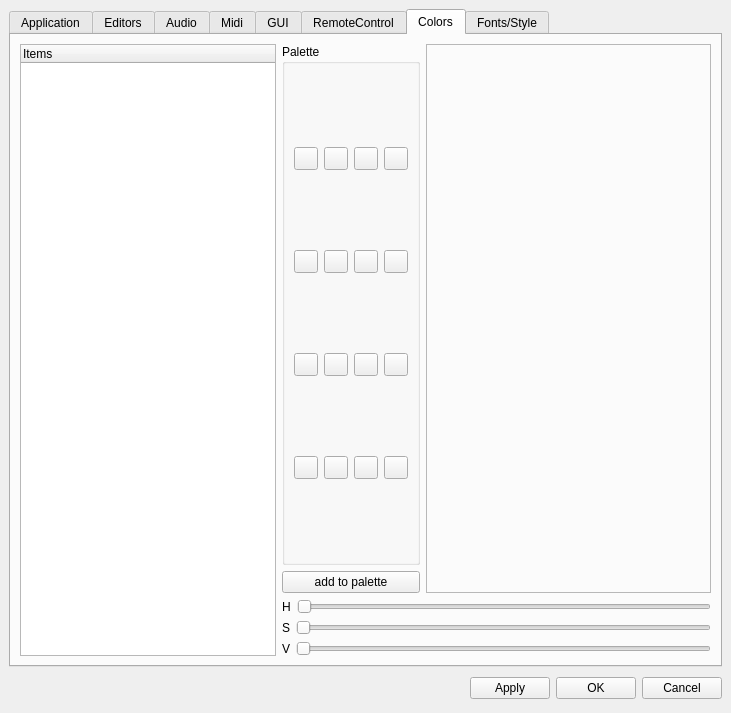
emrum/muse, file muse/muse/preferences.ui: the form before one commit.
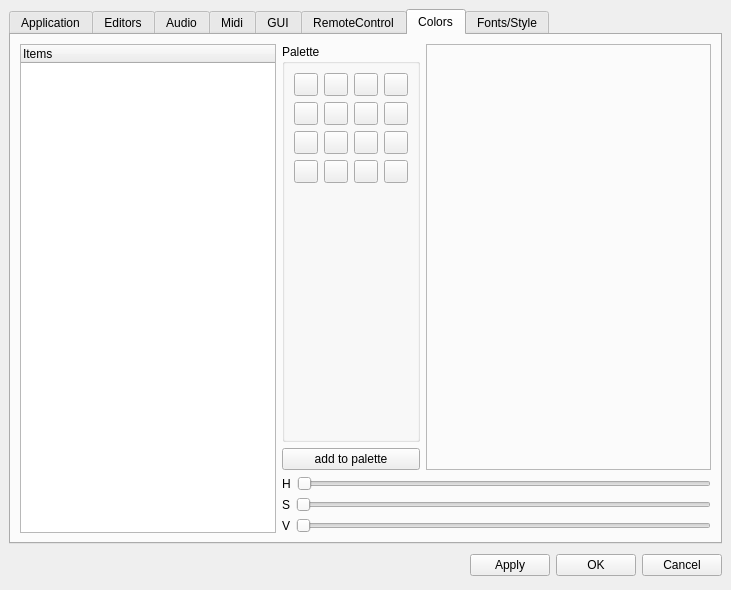
The form after the commit. The open tabs and pages were chosen to show the change. Custom widgets are drawn as their Qt base class.

Patch:
```diff
--- a/muse/muse/preferences.ui
+++ b/muse/muse/preferences.ui
@@ -9,7 +9,7 @@
     <x>0</x>
     <y>0</y>
     <width>731</width>
-    <height>713</height>
+    <height>590</height>
    </rect>
   </property>
   <property name="windowTitle" >
@@ -1432,91 +1432,6 @@
        <property name="spacing" >
         <number>6</number>
        </property>
-       <item row="3" column="1" colspan="2" >
-        <layout class="QHBoxLayout" >
-         <property name="margin" >
-          <number>0</number>
-         </property>
-         <property name="spacing" >
-          <number>6</number>
-         </property>
-         <item>
-          <widget class="QLabel" name="textLabel5_2" >
-           <property name="text" >
-            <string>S</string>
-           </property>
-           <property name="alignment" >
-            <set>Qt::AlignCenter</set>
-           </property>
-          </widget>
-         </item>
-         <item>
-          <widget class="QSlider" name="sslider" >
-           <property name="maximum" >
-            <number>255</number>
-           </property>
-           <property name="orientation" >
-            <enum>Qt::Horizontal</enum>
-           </property>
-          </widget>
-         </item>
-        </layout>
-       </item>
-       <item row="2" column="1" colspan="2" >
-        <layout class="QHBoxLayout" >
-         <property name="margin" >
-          <number>0</number>
-         </property>
-         <property name="spacing" >
-          <number>6</number>
-         </property>
-         <item>
-          <widget class="QLabel" name="textLabel4_2" >
-           <property name="text" >
-            <string>H</string>
-           </property>
-           <property name="alignment" >
-            <set>Qt::AlignCenter</set>
-           </property>
-          </widget>
-         </item>
-         <item>
-          <widget class="QSlider" name="hslider" >
-           <property name="maximum" >
-            <number>255</number>
-           </property>
-           <property name="orientation" >
-            <enum>Qt::Horizontal</enum>
-           </property>
-          </widget>
-         </item>
-        </layout>
-       </item>
-       <item rowspan="2" row="0" column="2" >
-        <widget class="QFrame" name="colorframe" >
-         <property name="sizePolicy" >
-          <sizepolicy>
-           <hsizetype>7</hsizetype>
-           <vsizetype>7</vsizetype>
-           <horstretch>0</horstretch>
-           <verstretch>0</verstretch>
-          </sizepolicy>
-         </property>
-         <property name="frameShape" >
-          <enum>QFrame::StyledPanel</enum>
-         </property>
-         <property name="frameShadow" >
-          <enum>QFrame::Sunken</enum>
-         </property>
-        </widget>
-       </item>
-       <item row="1" column="1" >
-        <widget class="QPushButton" name="addToPalette" >
-         <property name="text" >
-          <string>add to palette</string>
-         </property>
-        </widget>
-       </item>
        <item row="0" column="1" >
         <widget class="QGroupBox" name="colorPalette" >
          <property name="focusPolicy" >
@@ -1532,155 +1447,18 @@
           <property name="spacing" >
            <number>6</number>
           </property>
-          <item row="3" column="3" >
-           <widget class="QToolButton" name="palette15" >
-            <property name="text" >
-             <string/>
+          <item row="4" column="0" >
+           <spacer>
+            <property name="orientation" >
+             <enum>Qt::Vertical</enum>
             </property>
-            <property name="checkable" >
-             <bool>true</bool>
+            <property name="sizeHint" >
+             <size>
+              <width>20</width>
+              <height>40</height>
+             </size>
             </property>
-           </widget>
-          </item>
-          <item row="3" column="2" >
-           <widget class="QToolButton" name="palette14" >
-            <property name="text" >
-             <string/>
-            </property>
-            <property name="checkable" >
-             <bool>true</bool>
-            </property>
-           </widget>
-          </item>
-          <item row="2" column="3" >
-           <widget class="QToolButton" name="palette11" >
-            <property name="text" >
-             <string/>
-            </property>
-            <property name="checkable" >
-             <bool>true</bool>
-            </property>
-           </widget>
-          </item>
-          <item row="2" column="2" >
-           <widget class="QToolButton" name="palette10" >
-            <property name="text" >
-             <string/>
-            </property>
-            <property name="checkable" >
-             <bool>true</bool>
-            </property>
-           </widget>
-          </item>
-          <item row="1" column="3" >
-           <widget class="QToolButton" name="palette7" >
-            <property name="text" >
-             <string/>
-            </property>
-            <property name="checkable" >
-             <bool>true</bool>
-            </property>
-           </widget>
-          </item>
-          <item row="1" column="2" >
-           <widget class="QToolButton" name="palette6" >
-            <property name="text" >
-             <string/>
-            </property>
-            <property name="checkable" >
-             <bool>true</bool>
-            </property>
-           </widget>
-          </item>
-          <item row="3" column="1" >
-           <widget class="QToolButton" name="palette13" >
-            <property name="text" >
-             <string/>
-            </property>
-            <property name="checkable" >
-             <bool>true</bool>
-            </property>
-           </widget>
-          </item>
-          <item row="2" column="1" >
-           <widget class="QToolButton" name="palette9" >
-            <property name="text" >
-             <string/>
-            </property>
-            <property name="checkable" >
-             <bool>true</bool>
-            </property>
-           </widget>
-          </item>
-          <item row="1" column="1" >
-           <widget class="QToolButton" name="palette5" >
-            <property name="text" >
-             <string/>
-            </property>
-            <property name="checkable" >
-             <bool>true</bool>
-            </property>
-           </widget>
-          </item>
-          <item row="3" column="0" >
-           <widget class="QToolButton" name="palette12" >
-            <property name="text" >
-             <string/>
-            </property>
-            <property name="checkable" >
-             <bool>true</bool>
-            </property>
-           </widget>
-          </item>
-          <item row="2" column="0" >
-           <widget class="QToolButton" name="palette8" >
-            <property name="text" >
-             <string/>
-            </property>
-            <property name="checkable" >
-             <bool>true</bool>
-            </property>
-           </widget>
-          </item>
-          <item row="1" column="0" >
-           <widget class="QToolButton" name="palette4" >
-            <property name="text" >
-             <string/>
-            </property>
-            <property name="checkable" >
-             <bool>true</bool>
-            </property>
-           </widget>
-          </item>
-          <item row="0" column="3" >
-           <widget class="QToolButton" name="palette3" >
-            <property name="text" >
-             <string/>
-            </property>
-            <property name="checkable" >
-             <bool>true</bool>
-            </property>
-           </widget>
-          </item>
-          <item row="0" column="2" >
-           <widget class="QToolButton" name="palette2" >
-            <property name="text" >
-             <string/>
-            </property>
-            <property name="checkable" >
-             <bool>true</bool>
-            </property>
-           </widget>
-          </item>
-          <item row="0" column="1" >
-           <widget class="QToolButton" name="palette1" >
-            <property name="text" >
-             <string/>
-            </property>
-            <property name="checkable" >
-             <bool>true</bool>
-            </property>
-           </widget>
+           </spacer>
           </item>
           <item row="0" column="0" >
            <widget class="QToolButton" name="palette0" >
@@ -1692,9 +1470,189 @@
             </property>
            </widget>
           </item>
+          <item row="0" column="1" >
+           <widget class="QToolButton" name="palette1" >
+            <property name="text" >
+             <string/>
+            </property>
+            <property name="checkable" >
+             <bool>true</bool>
+            </property>
+           </widget>
+          </item>
+          <item row="0" column="2" >
+           <widget class="QToolButton" name="palette2" >
+            <property name="text" >
+             <string/>
+            </property>
+            <property name="checkable" >
+             <bool>true</bool>
+            </property>
+           </widget>
+          </item>
+          <item row="0" column="3" >
+           <widget class="QToolButton" name="palette3" >
+            <property name="text" >
+             <string/>
+            </property>
+            <property name="checkable" >
+             <bool>true</bool>
+            </property>
+           </widget>
+          </item>
+          <item row="1" column="0" >
+           <widget class="QToolButton" name="palette4" >
+            <property name="text" >
+             <string/>
+            </property>
+            <property name="checkable" >
+             <bool>true</bool>
+            </property>
+           </widget>
+          </item>
+          <item row="2" column="0" >
+           <widget class="QToolButton" name="palette8" >
+            <property name="text" >
+             <string/>
+            </property>
+            <property name="checkable" >
+             <bool>true</bool>
+            </property>
+           </widget>
+          </item>
+          <item row="3" column="0" >
+           <widget class="QToolButton" name="palette12" >
+            <property name="text" >
+             <string/>
+            </property>
+            <property name="checkable" >
+             <bool>true</bool>
+            </property>
+           </widget>
+          </item>
+          <item row="1" column="1" >
+           <widget class="QToolButton" name="palette5" >
+            <property name="text" >
+             <string/>
+            </property>
+            <property name="checkable" >
+             <bool>true</bool>
+            </property>
+           </widget>
+          </item>
+          <item row="2" column="1" >
+           <widget class="QToolButton" name="palette9" >
+            <property name="text" >
+             <string/>
+            </property>
+            <property name="checkable" >
+             <bool>true</bool>
+            </property>
+           </widget>
+          </item>
+          <item row="3" column="1" >
+           <widget class="QToolButton" name="palette13" >
+            <property name="text" >
+             <string/>
+            </property>
+            <property name="checkable" >
+             <bool>true</bool>
+            </property>
+           </widget>
+          </item>
+          <item row="1" column="2" >
+           <widget class="QToolButton" name="palette6" >
+            <property name="text" >
+             <string/>
+            </property>
+            <property name="checkable" >
+             <bool>true</bool>
+            </property>
+           </widget>
+          </item>
+          <item row="1" column="3" >
+           <widget class="QToolButton" name="palette7" >
+            <property name="text" >
+             <string/>
+            </property>
+            <property name="checkable" >
+             <bool>true</bool>
+            </property>
+           </widget>
+          </item>
+          <item row="2" column="2" >
+           <widget class="QToolButton" name="palette10" >
+            <property name="text" >
+             <string/>
+            </property>
+            <property name="checkable" >
+             <bool>true</bool>
+            </property>
+           </widget>
+          </item>
+          <item row="2" column="3" >
+           <widget class="QToolButton" name="palette11" >
+            <property name="text" >
+             <string/>
+            </property>
+            <property name="checkable" >
+             <bool>true</bool>
+            </property>
+           </widget>
+          </item>
+          <item row="3" column="2" >
+           <widget class="QToolButton" name="palette14" >
+            <property name="text" >
+             <string/>
+            </property>
+            <property name="checkable" >
+             <bool>true</bool>
+            </property>
+           </widget>
+          </item>
+          <item row="3" column="3" >
+           <widget class="QToolButton" name="palette15" >
+            <property name="text" >
+             <string/>
+            </property>
+            <property name="checkable" >
+             <bool>true</bool>
+            </property>
+           </widget>
+          </item>
          </layout>
         </widget>
        </item>
+       <item row="4" column="1" colspan="2" >
+        <layout class="QHBoxLayout" >
+         <property name="margin" >
+          <number>0</number>
+         </property>
+         <property name="spacing" >
+          <number>6</number>
+         </property>
+         <item>
+          <widget class="QLabel" name="textLabel6_2" >
+           <property name="text" >
+            <string>V</string>
+           </property>
+           <property name="alignment" >
+            <set>Qt::AlignCenter</set>
+           </property>
+          </widget>
+         </item>
+         <item>
+          <widget class="QSlider" name="vslider" >
+           <property name="maximum" >
+            <number>255</number>
+           </property>
+           <property name="orientation" >
+            <enum>Qt::Horizontal</enum>
+           </property>
+          </widget>
+         </item>
+        </layout>
+       </item>
        <item rowspan="5" row="0" column="0" >
         <widget class="QTreeWidget" name="itemList" >
          <property name="sizePolicy" >
@@ -1715,7 +1673,32 @@
          </column>
         </widget>
        </item>
-       <item row="4" column="1" colspan="2" >
+       <item row="1" column="1" >
+        <widget class="QPushButton" name="addToPalette" >
+         <property name="text" >
+          <string>add to palette</string>
+         </property>
+        </widget>
+       </item>
+       <item rowspan="2" row="0" column="2" >
+        <widget class="QFrame" name="colorframe" >
+         <property name="sizePolicy" >
+          <sizepolicy>
+           <hsizetype>7</hsizetype>
+           <vsizetype>7</vsizetype>
+           <horstretch>0</horstretch>
+           <verstretch>0</verstretch>
+          </sizepolicy>
+         </property>
+         <property name="frameShape" >
+          <enum>QFrame::StyledPanel</enum>
+         </property>
+         <property name="frameShadow" >
+          <enum>QFrame::Sunken</enum>
+         </property>
+        </widget>
+       </item>
+       <item row="2" column="1" colspan="2" >
         <layout class="QHBoxLayout" >
          <property name="margin" >
           <number>0</number>
@@ -1724,9 +1707,9 @@
           <number>6</number>
          </property>
          <item>
-          <widget class="QLabel" name="textLabel6_2" >
+          <widget class="QLabel" name="textLabel4_2" >
            <property name="text" >
-            <string>V</string>
+            <string>H</string>
            </property>
            <property name="alignment" >
             <set>Qt::AlignCenter</set>
@@ -1734,7 +1717,37 @@
           </widget>
          </item>
          <item>
-          <widget class="QSlider" name="vslider" >
+          <widget class="QSlider" name="hslider" >
+           <property name="maximum" >
+            <number>255</number>
+           </property>
+           <property name="orientation" >
+            <enum>Qt::Horizontal</enum>
+           </property>
+          </widget>
+         </item>
+        </layout>
+       </item>
+       <item row="3" column="1" colspan="2" >
+        <layout class="QHBoxLayout" >
+         <property name="margin" >
+          <number>0</number>
+         </property>
+         <property name="spacing" >
+          <number>6</number>
+         </property>
+         <item>
+          <widget class="QLabel" name="textLabel5_2" >
+           <property name="text" >
+            <string>S</string>
+           </property>
+           <property name="alignment" >
+            <set>Qt::AlignCenter</set>
+           </property>
+          </widget>
+         </item>
+         <item>
+          <widget class="QSlider" name="sslider" >
            <property name="maximum" >
             <number>255</number>
            </property>
```
Left out of the diff: 189 changed lines with no effect on the pictures.
